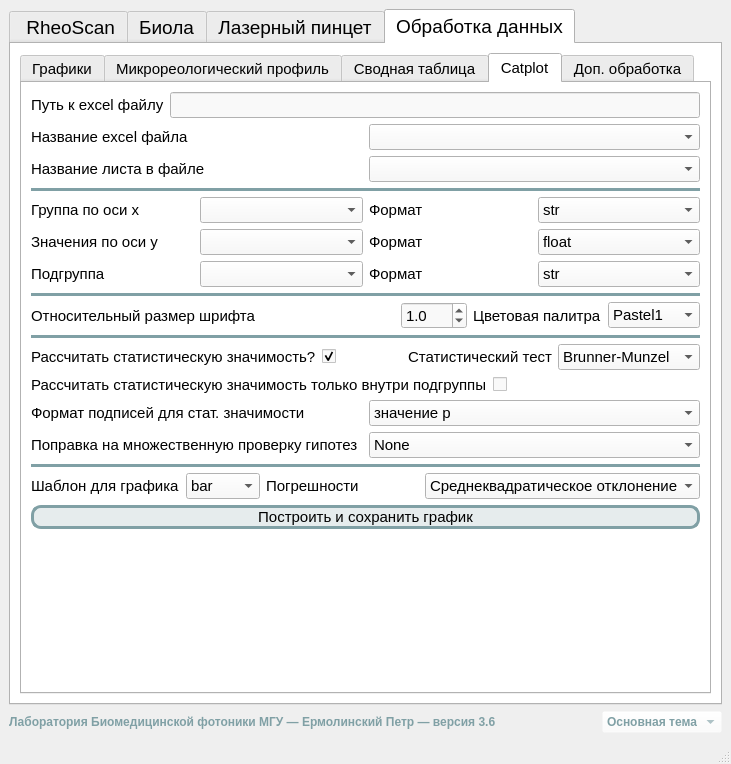
Before: the Qt Designer form ui_main.ui in Petr-Ermolinskiy/Laboratory-Data-Processing-App, drawn with Qt 5.
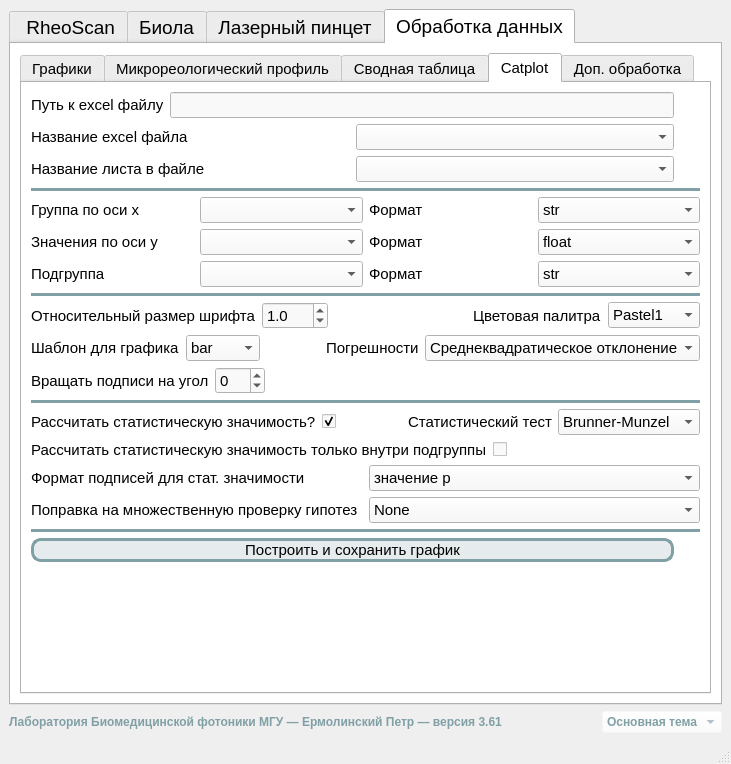
After: the same form once the commit is applied. The open tabs and pages were chosen to show the change.

Commit message: Фикс бага при построении catplot Add: вращение подписи в catplot

```diff
--- a/ui_main.ui
+++ b/ui_main.ui
@@ -37,7 +37,7 @@
        <string notr="true">color: rgb(128, 160, 165);</string>
       </property>
       <property name="text">
-       <string>Лаборатория Биомедицинской фотоники МГУ — Ермолинский Петр — версия 3.6</string>
+       <string>Лаборатория Биомедицинской фотоники МГУ — Ермолинский Петр — версия 3.61</string>
       </property>
      </widget>
     </item>
@@ -9314,7 +9314,7 @@
               </item>
              </layout>
             </item>
-            <item row="3" column="0">
+            <item row="3" column="0" colspan="2">
              <layout class="QVBoxLayout" name="verticalLayout_15">
               <item>
                <widget class="Line" name="line_9">
@@ -9584,7 +9584,7 @@
               </item>
              </layout>
             </item>
-            <item row="4" column="0">
+            <item row="4" column="0" colspan="2">
              <layout class="QHBoxLayout" name="horizontalLayout_106">
               <item>
                <layout class="QHBoxLayout" name="horizontalLayout_93">
@@ -9627,6 +9627,19 @@
                   </property>
                  </widget>
                 </item>
+                <item>
+                 <spacer name="horizontalSpacer_8">
+                  <property name="orientation">
+                   <enum>Qt::Horizontal</enum>
+                  </property>
+                  <property name="sizeHint" stdset="0">
+                   <size>
+                    <width>40</width>
+                    <height>20</height>
+                   </size>
+                  </property>
+                 </spacer>
+                </item>
                </layout>
               </item>
               <item>
@@ -9838,8 +9851,207 @@
               </item>
              </layout>
             </item>
-            <item row="5" column="0">
+            <item row="5" column="0" colspan="2">
              <layout class="QVBoxLayout" name="verticalLayout_39">
+              <item>
+               <layout class="QHBoxLayout" name="horizontalLayout_104">
+                <item>
+                 <layout class="QHBoxLayout" name="horizontalLayout_98">
+                  <item>
+                   <widget class="QLabel" name="lb_stattest_7">
+                    <property name="enabled">
+                     <bool>true</bool>
+                    </property>
+                    <property name="font">
+                     <font>
+                      <pointsize>11</pointsize>
+                     </font>
+                    </property>
+                    <property name="toolTip">
+                     <string>&lt;html&gt;&lt;head/&gt;&lt;body&gt;&lt;p&gt;см. seaborn catplot&lt;/p&gt;&lt;/body&gt;&lt;/html&gt;</string>
+                    </property>
+                    <property name="text">
+                     <string>Шаблон для графика</string>
+                    </property>
+                   </widget>
+                  </item>
+                  <item>
+                   <widget class="QComboBox" name="comboBox_template_catplot">
+                    <property name="enabled">
+                     <bool>true</bool>
+                    </property>
+                    <property name="font">
+                     <font>
+                      <pointsize>11</pointsize>
+                     </font>
+                    </property>
+                    <item>
+                     <property name="text">
+                      <string>bar</string>
+                     </property>
+                    </item>
+                    <item>
+                     <property name="text">
+                      <string>box</string>
+                     </property>
+                    </item>
+                    <item>
+                     <property name="text">
+                      <string>strip</string>
+                     </property>
+                    </item>
+                    <item>
+                     <property name="text">
+                      <string>swarm</string>
+                     </property>
+                    </item>
+                    <item>
+                     <property name="text">
+                      <string>violin</string>
+                     </property>
+                    </item>
+                    <item>
+                     <property name="text">
+                      <string>boxen</string>
+                     </property>
+                    </item>
+                    <item>
+                     <property name="text">
+                      <string>point</string>
+                     </property>
+                    </item>
+                   </widget>
+                  </item>
+                 </layout>
+                </item>
+                <item>
+                 <spacer name="horizontalSpacer_10">
+                  <property name="orientation">
+                   <enum>Qt::Horizontal</enum>
+                  </property>
+                  <property name="sizeHint" stdset="0">
+                   <size>
+                    <width>40</width>
+                    <height>20</height>
+                   </size>
+                  </property>
+                 </spacer>
+                </item>
+                <item>
+                 <layout class="QHBoxLayout" name="horizontalLayout_103">
+                  <item>
+                   <widget class="QLabel" name="lb_color_pal_box_15">
+                    <property name="sizePolicy">
+                     <sizepolicy hsizetype="Expanding" vsizetype="Preferred">
+                      <horstretch>0</horstretch>
+                      <verstretch>0</verstretch>
+                     </sizepolicy>
+                    </property>
+                    <property name="font">
+                     <font>
+                      <pointsize>11</pointsize>
+                     </font>
+                    </property>
+                    <property name="toolTip">
+                     <string>Обозначение погрешностей на графике</string>
+                    </property>
+                    <property name="text">
+                     <string>Погрешности</string>
+                    </property>
+                   </widget>
+                  </item>
+                  <item>
+                   <widget class="QComboBox" name="comboBox_catplot_SD_or_not">
+                    <property name="sizePolicy">
+                     <sizepolicy hsizetype="Maximum" vsizetype="Fixed">
+                      <horstretch>0</horstretch>
+                      <verstretch>0</verstretch>
+                     </sizepolicy>
+                    </property>
+                    <property name="font">
+                     <font>
+                      <pointsize>11</pointsize>
+                     </font>
+                    </property>
+                    <item>
+                     <property name="text">
+                      <string>Среднеквадратическое отклонение</string>
+                     </property>
+                    </item>
+                    <item>
+                     <property name="text">
+                      <string>Среднеквадратическая ошибка</string>
+                     </property>
+                    </item>
+                    <item>
+                     <property name="text">
+                      <string>Доверительный интервал</string>
+                     </property>
+                    </item>
+                    <item>
+                     <property name="text">
+                      <string>Перцентильный интервал</string>
+                     </property>
+                    </item>
+                   </widget>
+                  </item>
+                 </layout>
+                </item>
+               </layout>
+              </item>
+              <item>
+               <layout class="QHBoxLayout" name="horizontalLayout_166">
+                <item>
+                 <widget class="QLabel" name="label_10">
+                  <property name="font">
+                   <font>
+                    <pointsize>11</pointsize>
+                   </font>
+                  </property>
+                  <property name="text">
+                   <string>Вращать подписи на угол</string>
+                  </property>
+                 </widget>
+                </item>
+                <item>
+                 <widget class="QSpinBox" name="spinBox_catplot_angle">
+                  <property name="font">
+                   <font>
+                    <pointsize>11</pointsize>
+                   </font>
+                  </property>
+                  <property name="minimum">
+                   <number>-90</number>
+                  </property>
+                  <property name="maximum">
+                   <number>90</number>
+                  </property>
+                  <property name="singleStep">
+                   <number>5</number>
+                  </property>
+                  <property name="value">
+                   <number>0</number>
+                  </property>
+                  <property name="displayIntegerBase">
+                   <number>10</number>
+                  </property>
+                 </widget>
+                </item>
+                <item>
+                 <spacer name="horizontalSpacer_9">
+                  <property name="orientation">
+                   <enum>Qt::Horizontal</enum>
+                  </property>
+                  <property name="sizeHint" stdset="0">
+                   <size>
+                    <width>900</width>
+                    <height>20</height>
+                   </size>
+                  </property>
+                 </spacer>
+                </item>
+               </layout>
+              </item>
               <item>
                <widget class="Line" name="line_11">
                 <property name="font">
@@ -10153,139 +10365,6 @@
              </layout>
             </item>
             <item row="6" column="0">
-             <layout class="QHBoxLayout" name="horizontalLayout_104">
-              <item>
-               <layout class="QHBoxLayout" name="horizontalLayout_98">
-                <item>
-                 <widget class="QLabel" name="lb_stattest_7">
-                  <property name="enabled">
-                   <bool>true</bool>
-                  </property>
-                  <property name="font">
-                   <font>
-                    <pointsize>11</pointsize>
-                   </font>
-                  </property>
-                  <property name="toolTip">
-                   <string>&lt;html&gt;&lt;head/&gt;&lt;body&gt;&lt;p&gt;см. seaborn catplot&lt;/p&gt;&lt;/body&gt;&lt;/html&gt;</string>
-                  </property>
-                  <property name="text">
-                   <string>Шаблон для графика</string>
-                  </property>
-                 </widget>
-                </item>
-                <item>
-                 <widget class="QComboBox" name="comboBox_template_catplot">
-                  <property name="enabled">
-                   <bool>true</bool>
-                  </property>
-                  <property name="font">
-                   <font>
-                    <pointsize>11</pointsize>
-                   </font>
-                  </property>
-                  <item>
-                   <property name="text">
-                    <string>bar</string>
-                   </property>
-                  </item>
-                  <item>
-                   <property name="text">
-                    <string>box</string>
-                   </property>
-                  </item>
-                  <item>
-                   <property name="text">
-                    <string>strip</string>
-                   </property>
-                  </item>
-                  <item>
-                   <property name="text">
-                    <string>swarm</string>
-                   </property>
-                  </item>
-                  <item>
-                   <property name="text">
-                    <string>violin</string>
-                   </property>
-                  </item>
-                  <item>
-                   <property name="text">
-                    <string>boxen</string>
-                   </property>
-                  </item>
-                  <item>
-                   <property name="text">
-                    <string>point</string>
-                   </property>
-                  </item>
-                 </widget>
-                </item>
-               </layout>
-              </item>
-              <item>
-               <layout class="QHBoxLayout" name="horizontalLayout_103">
-                <item>
-                 <widget class="QLabel" name="lb_color_pal_box_15">
-                  <property name="sizePolicy">
-                   <sizepolicy hsizetype="Expanding" vsizetype="Preferred">
-                    <horstretch>0</horstretch>
-                    <verstretch>0</verstretch>
-                   </sizepolicy>
-                  </property>
-                  <property name="font">
-                   <font>
-                    <pointsize>11</pointsize>
-                   </font>
-                  </property>
-                  <property name="toolTip">
-                   <string>Обозначение погрешностей на графике</string>
-                  </property>
-                  <property name="text">
-                   <string>Погрешности</string>
-                  </property>
-                 </widget>
-                </item>
-                <item>
-                 <widget class="QComboBox" name="comboBox_catplot_SD_or_not">
-                  <property name="sizePolicy">
-                   <sizepolicy hsizetype="Maximum" vsizetype="Fixed">
-                    <horstretch>0</horstretch>
-                    <verstretch>0</verstretch>
-                   </sizepolicy>
-                  </property>
-                  <property name="font">
-                   <font>
-                    <pointsize>11</pointsize>
-                   </font>
-                  </property>
-                  <item>
-                   <property name="text">
-                    <string>Среднеквадратическое отклонение</string>
-                   </property>
-                  </item>
-                  <item>
-                   <property name="text">
-                    <string>Среднеквадратическая ошибка</string>
-                   </property>
-                  </item>
-                  <item>
-                   <property name="text">
-                    <string>Доверительный интервал</string>
-                   </property>
-                  </item>
-                  <item>
-                   <property name="text">
-                    <string>Перцентильный интервал</string>
-                   </property>
-                  </item>
-                 </widget>
-                </item>
-               </layout>
-              </item>
-             </layout>
-            </item>
-            <item row="7" column="0">
              <widget class="QPushButton" name="btn_plot_and_save_catplot">
               <property name="font">
                <font>
@@ -10302,7 +10381,7 @@
               </property>
              </widget>
             </item>
-            <item row="8" column="0">
+            <item row="7" column="1">
              <spacer name="verticalSpacer_3">
               <property name="orientation">
                <enum>Qt::Vertical</enum>
```
The commit also changes 2 other files.
